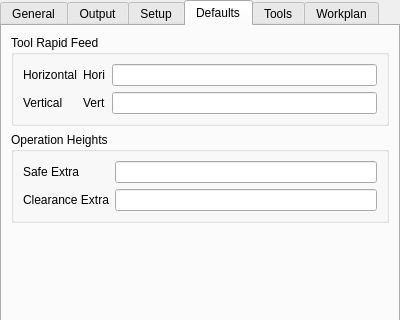
The window that src/Mod/Path/Gui/Resources/panels/PathEdit.ui (berndhahnebach/All_FreeCAD) describes before a commit, drawn with Qt 5; both pictures show x 0 to 400 and y 0 to 320 of the 400 by 673 pixel window.
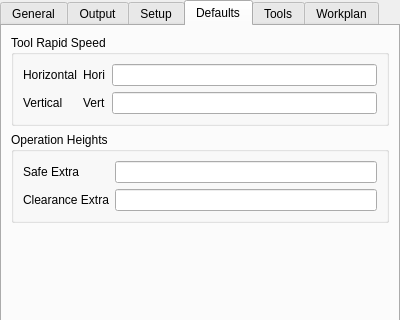
The same window after the commit. The open tabs and pages were chosen to show the change. Icons and pictures are not drawn. Custom widgets are drawn as their Qt base class.

What changed in the file:
```diff
--- a/src/Mod/Path/Gui/Resources/panels/PathEdit.ui
+++ b/src/Mod/Path/Gui/Resources/panels/PathEdit.ui
@@ -401,7 +401,7 @@
     <item>
      <widget class="QGroupBox" name="groupBox">
       <property name="title">
-       <string>Tool Rapid Feed</string>
+       <string>Tool Rapid Speed</string>
       </property>
       <property name="checked">
        <bool>false</bool>
```
Left out of the diff: 2 changed lines with no effect on the pictures.
